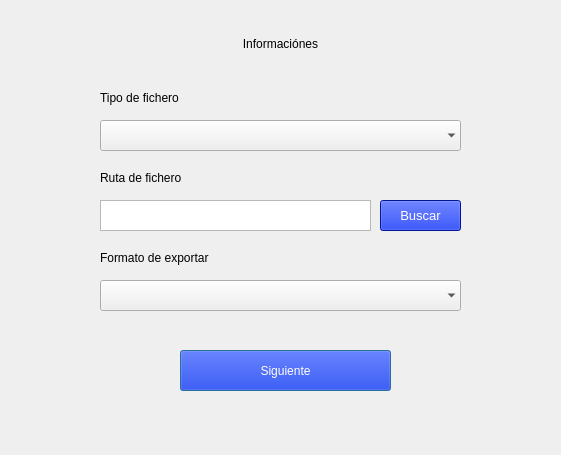
Above: views/FileType.ui from lachkarsoufiane/DocProcessor before the change. Below: the same form after it.
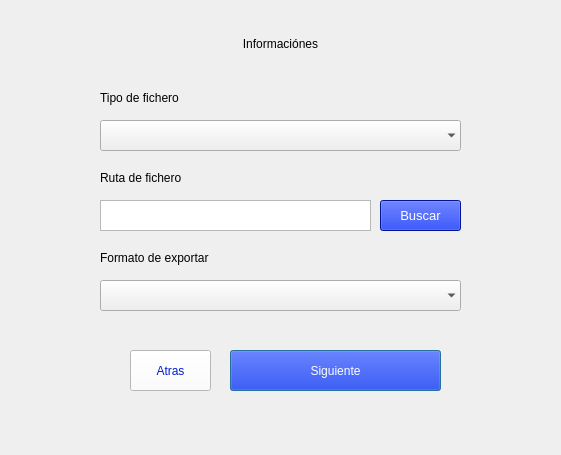
That is the form after the change.

Diff of the .ui file:
```diff
--- a/views/FileType.ui
+++ b/views/FileType.ui
@@ -145,7 +145,7 @@
    <widget class="QPushButton" name="button_next">
     <property name="geometry">
      <rect>
-      <x>180</x>
+      <x>230</x>
       <y>350</y>
       <width>211</width>
       <height>41</height>
@@ -247,6 +247,28 @@
      <string>Buscar</string>
     </property>
    </widget>
+   <widget class="QPushButton" name="button_back">
+    <property name="geometry">
+     <rect>
+      <x>130</x>
+      <y>350</y>
+      <width>81</width>
+      <height>41</height>
+     </rect>
+    </property>
+    <property name="cursor">
+     <cursorShape>PointingHandCursor</cursorShape>
+    </property>
+    <property name="styleSheet">
+     <string notr="true">font: 10pt &quot;MS Shell Dlg 2&quot;;
+color: rgb(0, 30, 210);
+
+background-color: rgb(255, 255, 255);</string>
+    </property>
+    <property name="text">
+     <string>Atras</string>
+    </property>
+   </widget>
   </widget>
  </widget>
  <resources/>
```
Left out of the diff: 6 changed lines with no effect on the pictures.
